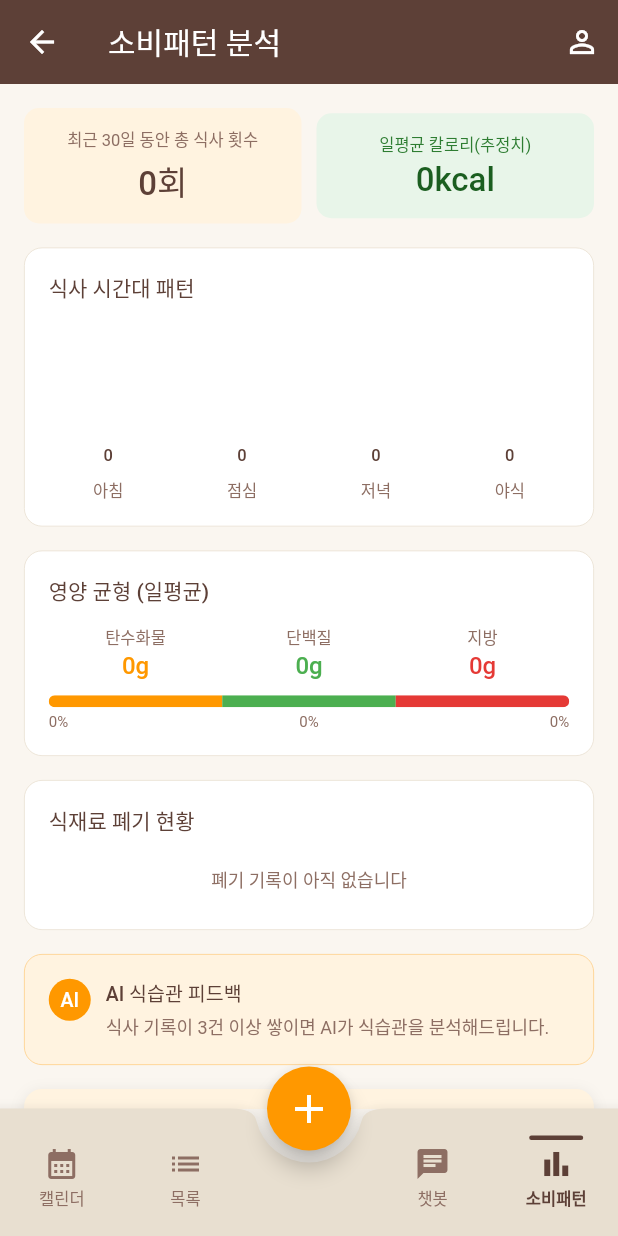
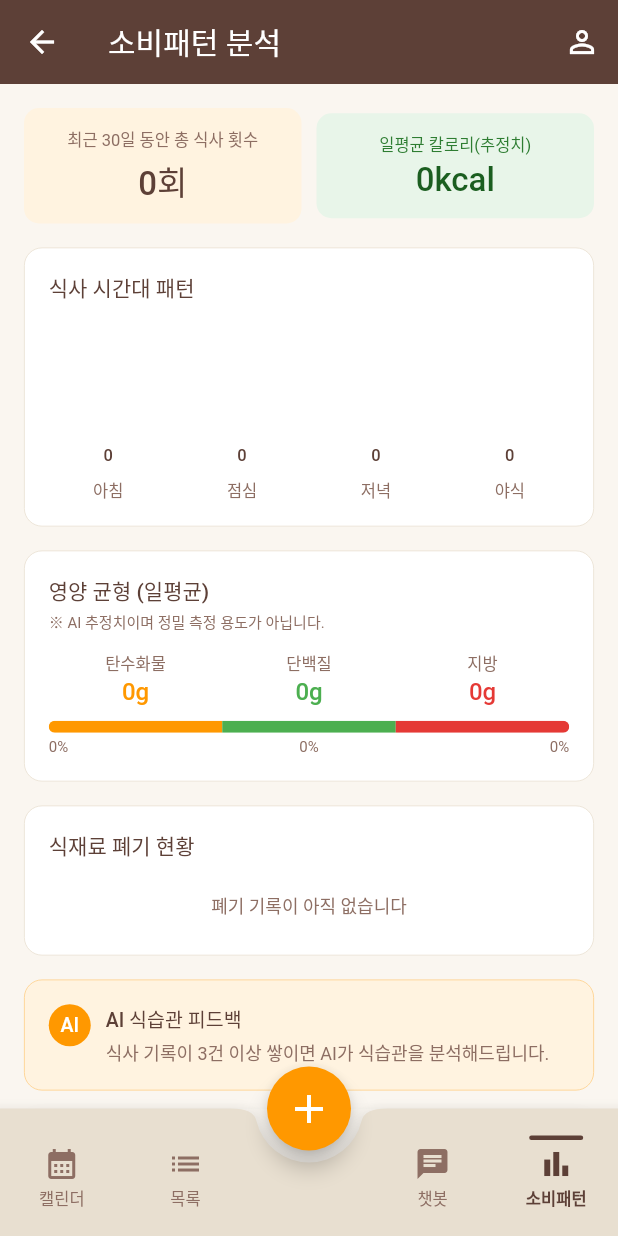
Before and after one commit to ghostlink77/FAM-fridge_AI_manager, a Flutter app: the ConsumptionPatternPage screen opened directly with empty values, on a phone screen of 412 x 824 dp. Run offline on Flutter 3.47's test engine with Material 3 defaults, Android fonts, the phone set to English and light mode, and no system bars; our stand-ins replace cloud_firestore, file_picker, firebase_core, flutter_dotenv, flutter_markdown, google_fonts and 3 more; missing offline and left inert: record; accounts and stored records are empty.

Commit message:
Feat: 영양정보 저장 프롬프트 세밀화

```diff
--- a/assets/chatbot_prompt.txt
+++ b/assets/chatbot_prompt.txt
@@ -77,3 +77,35 @@ general 규칙:
 - 선호도는 레시피 추천 시 우선순위로 활용하십시오.
 - 알레르기/비선호/선호 항목이 "없음"이면 해당 항목 지침은 무시하십시오.
 - 사용자 프로필이 빈 상태에서는 평소와 같이 일반적인 레시피를 추천하십시오.
+
+[영양 추정 절차 — Chain-of-Thought]
+영양정보(---NUTRITION---)를 추정할 때는 반드시 다음 단계별 추론을 따르시오:
+
+  단계 1. 요리에 포함된 주요 재료를 모두 나열한다.
+  단계 2. 각 재료의 1인분 기준 추정 그램(g)을 계산한다.
+  단계 3. 아래 [식재료 영양정보 참조표]의 100g당 값을 기준으로 비례 계산한다.
+         (예: 백미밥 200g → 130kcal × 2 = 260kcal)
+  단계 4. 참조표에 없는 재료만 일반적 영양가로 보완 추정한다.
+  단계 5. 모든 재료의 영양가를 합산하여 최종 ---NUTRITION--- JSON을 산출한다.
+
+[영양 추정 예시 — Few-shot]
+예시 1. 김치찌개 1인분
+  - 신김치 100g = 32kcal, 단백질 1.7g, 탄수화물 6.0g, 지방 0.5g
+  - 돼지고기 삼겹살 80g = 265kcal, 단백질 13.6g, 탄수화물 0g, 지방 22.7g
+  - 두부 100g = 76kcal, 단백질 8.0g, 탄수화물 1.9g, 지방 4.8g
+  - 대파 20g = 6kcal, 단백질 0.4g, 탄수화물 1.4g, 지방 0g
+  - 합산 → {"calories":379,"protein":24,"carbs":9,"fat":28}
+
+예시 2. 계란볶음밥 1인분
+  - 백미밥 200g = 260kcal, 단백질 5.4g, 탄수화물 56.2g, 지방 0.6g
+  - 계란 100g (2개) = 155kcal, 단백질 13g, 탄수화물 1.1g, 지방 11g
+  - 식용유 10g = 88kcal, 단백질 0g, 탄수화물 0g, 지방 10g
+  - 대파 10g = 3kcal, 단백질 0.2g, 탄수화물 0.7g, 지방 0g
+  - 합산 → {"calories":506,"protein":19,"carbs":58,"fat":22}
+
+[영양 추정 시 주의]
+- 추정 결과는 정수 또는 소수점 1자리로 반올림한다.
+- 영양 추정의 추론 과정(단계 1~5)을 사용자 응답 본문에 노출하지 않는다. 결과 JSON만 ---NUTRITION--- 구분자 안에 포함한다.
+- 참조표의 값을 그대로 인용하기보다 비례 계산하여 1인분 실제 분량에 맞춘다.
+
+{NUTRITION_DB}
--- a/lib/screens/chatbot_page.dart
+++ b/lib/screens/chatbot_page.dart
@@ -14,6 +14,7 @@ import '../widgets/chat/message_bubble.dart';
 import '../widgets/chat/deduction_dialog.dart';
 import '../widgets/chat/discard_dialog.dart';
 import 'profile_page.dart';
+import '../constants/nutrition_db.dart';
 
 class ChatbotPage extends StatefulWidget {
   final String userId;
@@ -275,7 +276,9 @@ class _ChatbotPageState extends State<ChatbotPage> {
         .replaceAll('{DATE}', todayStr)
         .replaceAll('{ALLERGIES}', allergiesStr)
         .replaceAll('{DISLIKES}', dislikesStr)
-        .replaceAll('{PREFERENCES}', preferencesStr);
+        .replaceAll('{PREFERENCES}', preferencesStr)
+        // 영양 추정용 100개 식재료 참조표 (식약처 기반)
+        .replaceAll('{NUTRITION_DB}', buildNutritionDbContext());
 
     _model = GenerativeModel(
       model: 'gemini-2.5-flash',
--- a/lib/screens/consumption_pattern_page.dart
+++ b/lib/screens/consumption_pattern_page.dart
@@ -337,6 +337,10 @@ class _ConsumptionPatternPageState extends State<ConsumptionPatternPage> {
                 children: [
                   Text('영양 균형 (일평균)',
                       style: TextStyle(fontSize: 14, fontWeight: FontWeight.w500, color: AppColors.primaryDark)),
+                  const SizedBox(height: 2),
+                  // 면책 문구: LLM 기반 영양 추정의 한계 명시 (Fridolfsson et al. 2025 참조)
+                  Text('※ AI 추정치이며 정밀 측정 용도가 아닙니다.',
+                      style: TextStyle(fontSize: 10, color: AppColors.warmBrown)),
                   const SizedBox(height: 12),
                   // 탄단지 수치
                   Row(
--- a/lib/screens/manual_meal_record_page.dart
+++ b/lib/screens/manual_meal_record_page.dart
@@ -516,7 +516,7 @@ class _ManualMealRecordPageState extends State<ManualMealRecordPage> {
                   const SizedBox(width: 8),
                   Expanded(
                     child: Text(
-                      '저장 시 AI가 영양 정보를 자동으로 추정합니다',
+                      'AI가 영양 정보를 자동 추정하며, 참고용 수치입니다',
                       style: TextStyle(
                         fontSize: 11,
                         color: AppColors.warmBrown,
```
Also changed, not shown: lib/constants/nutrition_db.dart (added, +161 -0 lines).
